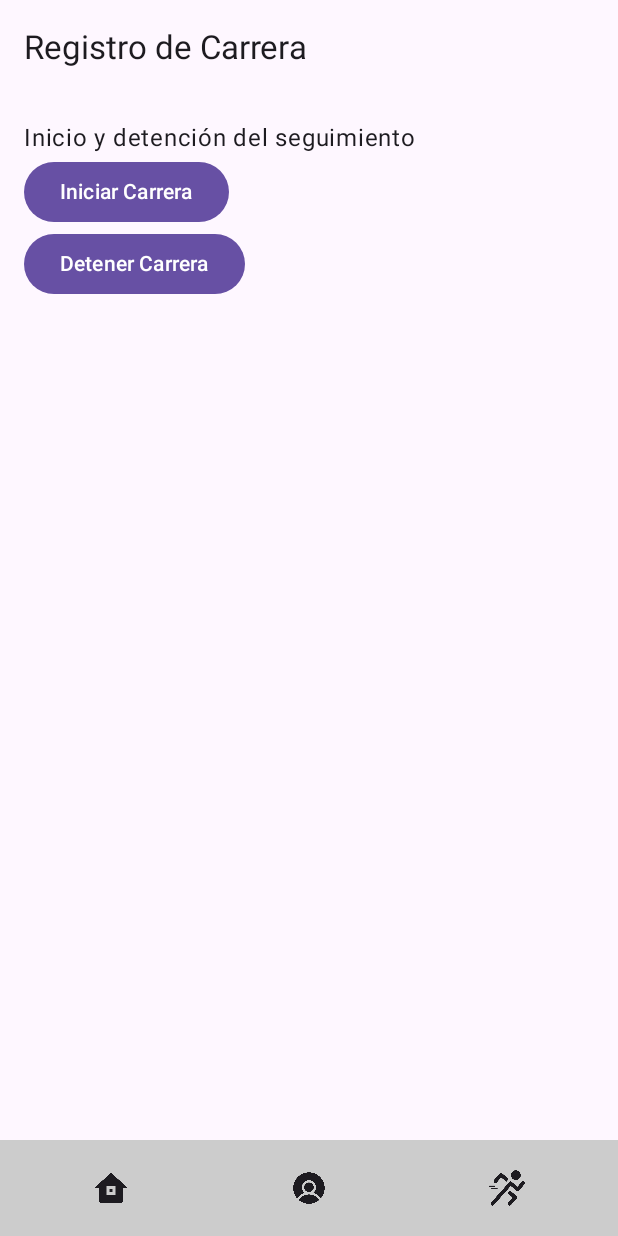
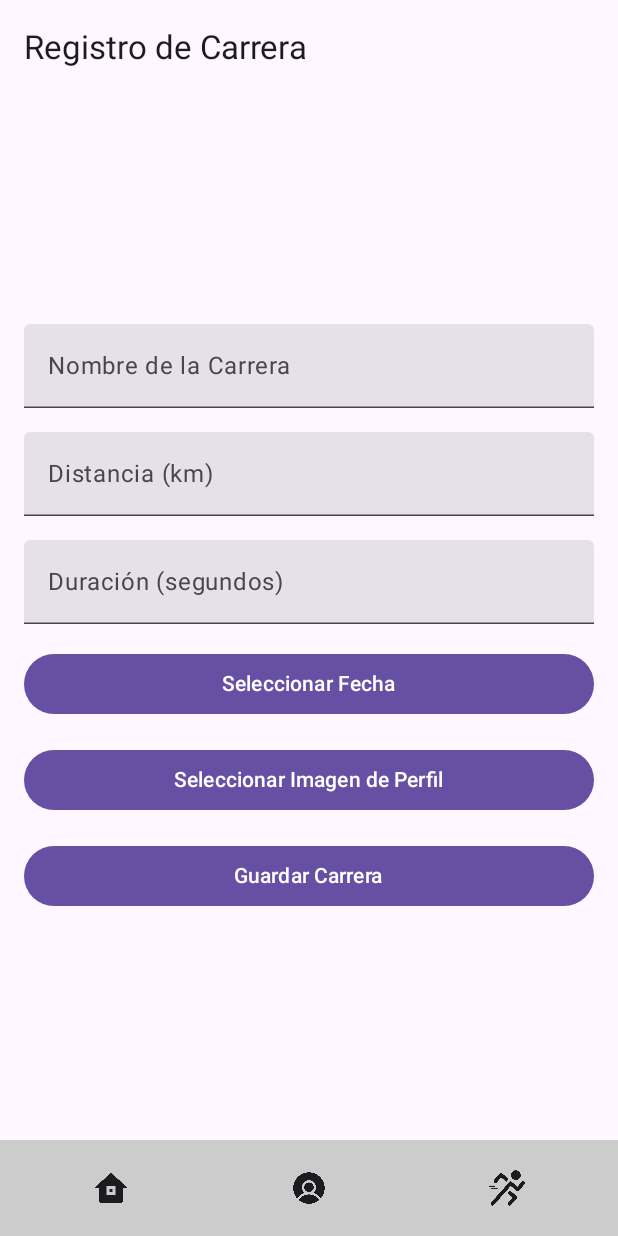
Before and after one commit to andres-Vargas02/Proyecto-RuningApp, an Android app built with Jetpack Compose: the RaceScreen screen opened through its navigation route, on a phone screen of 412 x 824 dp. Run offline under Robolectric (Android 15) with nearby library versions, the phone set to English and light mode, and no system bars; our stand-ins replace Room's generated code; 1 statement that could not run was skipped.

Commit message:
add screen create race

```diff
--- a/app/src/main/java/com/uptc/runningapp/model/Race.kt
+++ b/app/src/main/java/com/uptc/runningapp/model/Race.kt
@@ -7,4 +7,5 @@ data class Race(
     val distance: Float,
     val duration: Long,
     val date: String,
+    val profileImage: String?,
 )
--- a/app/src/main/java/com/uptc/runningapp/repositories/UserRepository.kt
+++ b/app/src/main/java/com/uptc/runningapp/repositories/UserRepository.kt
@@ -165,6 +165,7 @@ object UserRepository {
                     val distance = resultSet.getFloat("distance")
                     val duration = resultSet.getLong("duration")
                     val date = resultSet.getString("date")
+                    val profileImage = resultSet.getString("profileImage")
 
                     val race = Race(
                         raceId = raceId,
@@ -173,6 +174,7 @@ object UserRepository {
                         distance = distance,
                         duration = duration,
                         date = date,
+                        profileImage = profileImage
                     )
                     races.add(race)
                 }
--- a/app/src/main/java/com/uptc/runningapp/ui/navigation/NavHost.kt
+++ b/app/src/main/java/com/uptc/runningapp/ui/navigation/NavHost.kt
@@ -32,7 +32,7 @@ fun AppNavHost(races: List<Race>) {
         composable("registro") { SignUpScreen(navController) }
         composable("inicio") { FeedScreen(navController, viewModel = feedViewModel) }
         composable("perfil") { ProfileScreen(navController, viewModel = profileViewModel)}
-        composable("registro_carrera") { RaceScreen(navController, races) }
+        composable("registro_carrera") { RaceScreen(navController, profileViewModel) }
         composable("detalle_carrera/{raceId}") { backStackEntry ->
             val raceId = backStackEntry.arguments?.getString("raceId")
             //val selectedRace = feedViewModel.uiState.value.races.find { it.raceId == raceId }
--- a/app/src/main/java/com/uptc/runningapp/ui/screens/RaceScreen.kt
+++ b/app/src/main/java/com/uptc/runningapp/ui/screens/RaceScreen.kt
@@ -1,45 +1,193 @@
 package com.uptc.runningapp.ui.screens
 
-import androidx.compose.foundation.layout.Column
-import androidx.compose.foundation.layout.fillMaxSize
-import androidx.compose.foundation.layout.padding
-import androidx.compose.material3.Button
-import androidx.compose.material3.ExperimentalMaterial3Api
-import androidx.compose.material3.Scaffold
-import androidx.compose.material3.Text
-import androidx.compose.material3.TopAppBar
-import androidx.compose.runtime.Composable
+import android.app.DatePickerDialog
+import android.content.Context
+import android.graphics.BitmapFactory
+import android.util.Base64
+import android.widget.Toast
+import androidx.activity.compose.rememberLauncherForActivityResult
+import androidx.activity.result.contract.ActivityResultContracts
+import androidx.compose.foundation.Image
+import androidx.compose.foundation.layout.*
+import androidx.compose.foundation.rememberScrollState
+import androidx.compose.foundation.text.KeyboardOptions
+import androidx.compose.foundation.verticalScroll
+import androidx.compose.material3.*
+import androidx.compose.runtime.*
+import androidx.compose.ui.Alignment
 import androidx.compose.ui.Modifier
+import androidx.compose.ui.graphics.asImageBitmap
 import androidx.compose.ui.platform.LocalContext
-import androidx.compose.ui.tooling.preview.Preview
+import androidx.compose.ui.res.imageResource
+import androidx.compose.ui.text.input.KeyboardType
 import androidx.compose.ui.unit.dp
+import androidx.lifecycle.viewModelScope
 import androidx.navigation.NavController
+import com.uptc.runningapp.data.AppDatabase
 import com.uptc.runningapp.model.Race
+import com.uptc.runningapp.repositories.RaceRepository
+import com.uptc.runningapp.ui.composables.BottomBar
 import com.uptc.runningapp.ui.composables.TopBar
-import com.uptc.runningapp.ui.composables.BottomBar
+import com.uptc.runningapp.viewmodel.ProfileViewModel
+import kotlinx.coroutines.launch
+import java.text.SimpleDateFormat
+import java.util.*
 
 @OptIn(ExperimentalMaterial3Api::class)
 @Composable
-fun RaceScreen(navController: NavController, races: List<Race>) {
+fun RaceScreen(navController: NavController, profileViewModel: ProfileViewModel) {
+    val context = LocalContext.current
+
+    val uiState = profileViewModel.uiState.collectAsState()
+
+    val userId = uiState.value.user?.userId
+
+    // State variables
+    var raceName by remember { mutableStateOf("") }
+    var distance by remember { mutableStateOf("") }
+    var duration by remember { mutableStateOf("") }
+    var date by remember { mutableStateOf("") }
+    val profileImageBase64 = remember { mutableStateOf<String?>(null) }
+
+    val calendar = Calendar.getInstance()
+    val coroutineScope = rememberCoroutineScope()
+
+
+
+    // Date Picker
+    val datePickerDialog = DatePickerDialog(
+        context,
+        { _, year, month, dayOfMonth ->
+            date = "$dayOfMonth/${month + 1}/$year"
+        },
+        calendar.get(Calendar.YEAR),
+        calendar.get(Calendar.MONTH),
+        calendar.get(Calendar.DAY_OF_MONTH)
+    )
+
+    // Image Picker
+    val imagePickerLauncher = rememberLauncherForActivityResult(ActivityResultContracts.GetContent()) { uri ->
+        uri?.let { imageUri ->
+            val base64String = convertImageToBase64(imageUri, context)
+            profileImageBase64.value = base64String
+        }
+    }
+
     Scaffold(
         topBar = { TopBar("Registro de Carrera") },
         bottomBar = { BottomBar(navController) }
     ) { paddingValues ->
-        Column(modifier = Modifier.fillMaxSize().padding(paddingValues).padding(16.dp)) {
-            Text("Inicio y detención del seguimiento")
-            Button(onClick = { /* lógica para iniciar carrera */ }) {
-                Text("Iniciar Carrera")
+        Column(
+            modifier = Modifier
+                .fillMaxSize()
+                .padding(paddingValues)
+                .verticalScroll(rememberScrollState())
+                .padding(16.dp),
+            verticalArrangement = Arrangement.Center,
+            horizontalAlignment = Alignment.CenterHorizontally
+        ) {
+            // Race Name
+            TextField(
+                value = raceName,
+                onValueChange = { raceName = it },
+                label = { Text("Nombre de la Carrera") },
+                modifier = Modifier.fillMaxWidth()
+            )
+
+            Spacer(modifier = Modifier.height(16.dp))
+
+            // Distance
+            TextField(
+                value = distance,
+                onValueChange = { distance = it },
+                label = { Text("Distancia (km)") },
+                keyboardOptions = KeyboardOptions(keyboardType = KeyboardType.Number),
+                modifier = Modifier.fillMaxWidth()
+            )
+
+            Spacer(modifier = Modifier.height(16.dp))
+
+            // Duration
+            TextField(
+                value = duration,
+                onValueChange = { duration = it },
+                label = { Text("Duración (segundos)") },
+                keyboardOptions = KeyboardOptions(keyboardType = KeyboardType.Number),
+                modifier = Modifier.fillMaxWidth()
+            )
+
+            Spacer(modifier = Modifier.height(16.dp))
+
+            // Date
+            Button(onClick = { datePickerDialog.show() }, modifier = Modifier.fillMaxWidth()) {
+                Text(text = if (date.isNotEmpty()) "Fecha: $date" else "Seleccionar Fecha")
             }
-            Button(onClick = { /* lógica para detener carrera */ }) {
-                Text("Detener Carrera")
+
+            Spacer(modifier = Modifier.height(16.dp))
+
+            // Profile Image
+            if (profileImageBase64.value != null) {
+                val imageBytes = Base64.decode(profileImageBase64.value, Base64.DEFAULT)
+                val bitmap = BitmapFactory.decodeByteArray(imageBytes, 0, imageBytes.size)
+                Image(
+                    bitmap = bitmap.asImageBitmap(),
+                    contentDescription = "Imagen de Perfil",
+                    modifier = Modifier.size(120.dp)
+                )
+            }
+
+            Button(
+                onClick = { imagePickerLauncher.launch("image/*") },
+                modifier = Modifier.fillMaxWidth()
+            ) {
+                Text("Seleccionar Imagen de Perfil")
+            }
+
+            Spacer(modifier = Modifier.height(16.dp))
+            val userIdInt = try {
+                userId?.toInt()
+            } catch (e: NumberFormatException) {
+                null
+            }
+            // Save Button
+            Button(
+                onClick = {
+                    if (raceName.isNotEmpty() && distance.isNotEmpty() && duration.isNotEmpty() && date.isNotEmpty()) {
+                        try {
+                            val race = userIdInt?.let {
+                                Race(
+                                    raceId = 0,
+                                    userId = it,
+                                    raceName = raceName,
+                                    distance = distance.toFloat(),
+                                    duration = duration.toLong(),
+                                    date = date,
+                                    profileImage = profileImageBase64.value
+                                )
+                            }
+
+                            coroutineScope.launch {
+                                val isSaved = race?.let { RaceRepository.addRace(it) }
+                                if (isSaved == true) {
+                                    Toast.makeText(context, "Carrera guardada exitosamente", Toast.LENGTH_SHORT).show()
+                                    navController.navigate("inicio")
+                                } else {
+                                    Toast.makeText(context, "Error al guardar la carrera", Toast.LENGTH_SHORT).show()
+                                }
+                            }
+                        } catch (e: Exception) {
+                            Toast.makeText(context, "Ocurrió un error: ${e.message}", Toast.LENGTH_SHORT).show()
+                            e.printStackTrace()
+                        }
+
+                    } else {
+                        Toast.makeText(context, "Por favor, completa todos los campos", Toast.LENGTH_SHORT).show()
+                    }
+                },
+                modifier = Modifier.fillMaxWidth()
+            ) {
+                Text("Guardar Carrera")
             }
         }
     }
 }
-
-@Preview(showBackground = true)
-@Composable
-fun RaceScreenPreview() {
-    //val races = generateSampleRaces()
-    //RaceScreen(navController = NavController(LocalContext.current), races = races)
-}
--- a/app/src/main/java/com/uptc/runningapp/viewmodel/FeedViewModel.kt
+++ b/app/src/main/java/com/uptc/runningapp/viewmodel/FeedViewModel.kt
@@ -17,7 +17,7 @@ class FeedViewModel : ViewModel() {
         loadRaces()
     }
 
-    private fun loadRaces() {
+    fun loadRaces() {
         _uiState.value = FeedUiState(isLoading = true)
         viewModelScope.launch {
             try {
```
Also changed, not shown: app/src/main/java/com/uptc/runningapp/repositories/RaceRepository.kt (+20 -13 lines), app/src/main/java/com/uptc/runningapp/ui/screens/FeedScreen.kt (+5 -2 lines).
